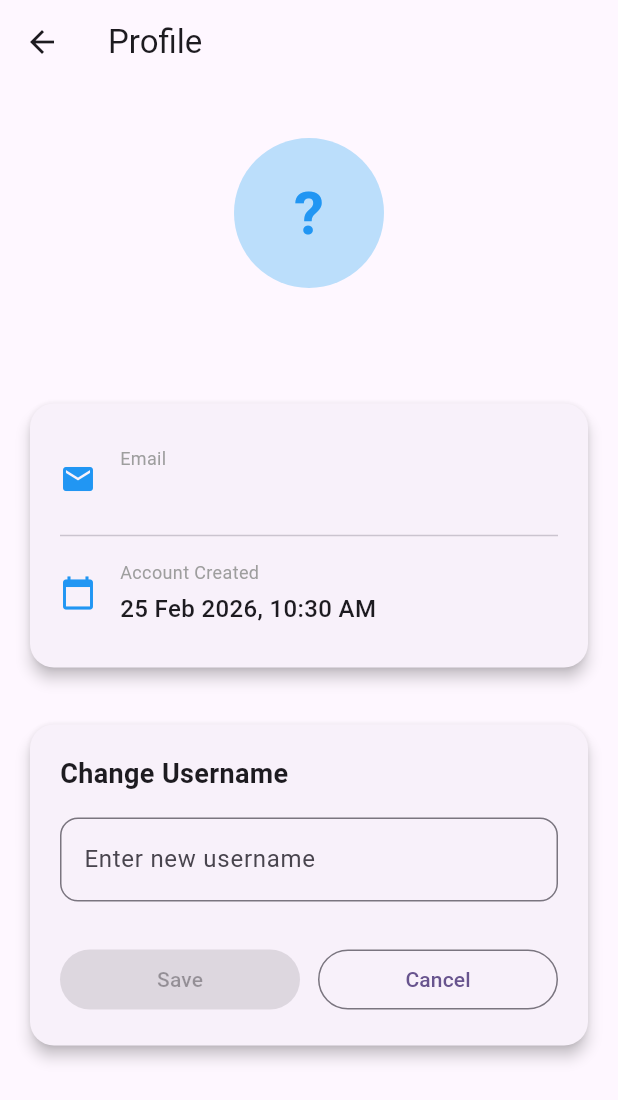
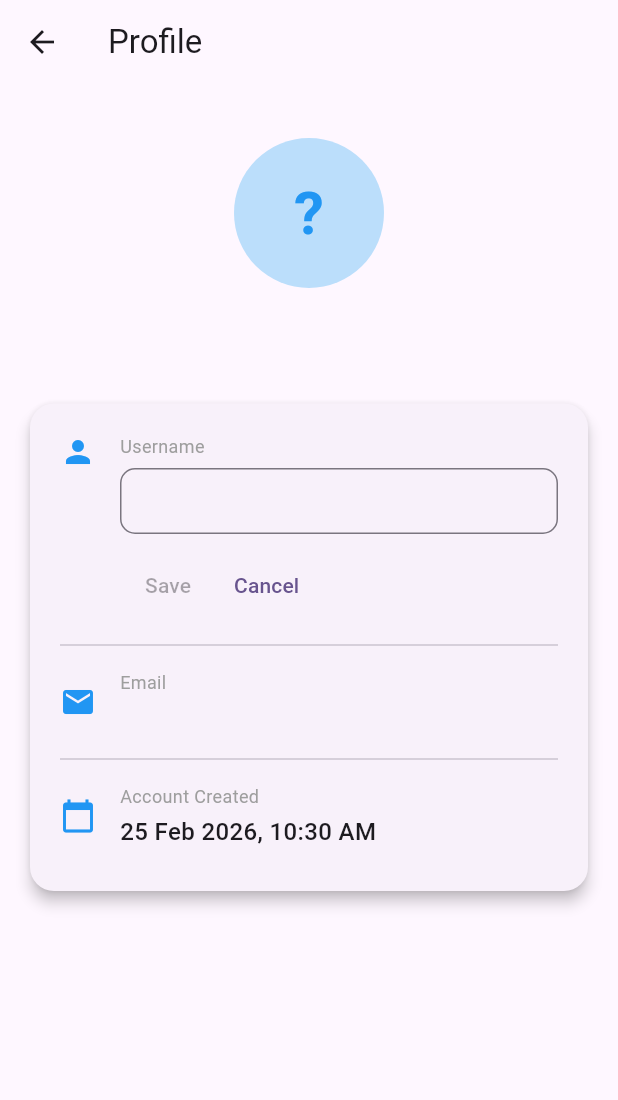
Before and after one commit to Devanshu-Joshi/flutter-chat-application, a Flutter app: the ProfileScreen screen opened directly, after a tap on the "edit" icon, on a phone screen of 412 x 824 dp. Shown: the top 1100 px of the screen. Run offline on Flutter 3.47's test engine with Material 3 defaults, Android fonts, the phone set to English and light mode, and no system bars; our stand-ins replace cloud_firestore, firebase_auth, firebase_core; accounts and stored records are empty.

Commit message:
refactor: Enhance UI and layout of profile screen
This commit refactors the UI of the `ProfileScreen` to improve its layout, visual hierarchy, and user experience, particularly for the username editing feature.

-   **Username Validation:**
    -   The username format validation is updated to allow underscores (`_`) in addition to letters, numbers, and dots (`.`).
    -   The corresponding feedback message is updated to reflect this change.

-   **UI Refactoring:**
    -   The Username, Email, and Account Created sections are now grouped together within a single `Card`.
    -   The layout is reorganized to be more consistent and visually appealing, using a tile-like structure with leading icons (`Icons.person`, `Icons.email`, `Icons.calendar_today`) for each item.
    -   The username edit (`_buildUsernameEdit`) and view (`_buildUsernameView`) widgets have been redesigned to align with this new tile format.

-   **Improved Edit Mode:**
    -   The `TextField` for editing the username is now more compact (`isDense: true`) and better integrated into the new layout.
    -   The "Save" and "Cancel" `ElevatedButton`/`OutlinedButton`s have been replaced with less obtrusive `TextButton`s.
    -   The "Edit" icon is repositioned for better alignment within the view mode.

```diff
--- a/lib/screens/profile_screen.dart
+++ b/lib/screens/profile_screen.dart
@@ -33,7 +33,7 @@ class _ProfileScreenState extends State<ProfileScreen> {
 
   // ✅ Username Format Validation
   bool _validateUsernameFormat(String username) {
-    final regex = RegExp(r'^[a-zA-Z0-9.%]+$');
+    final regex = RegExp(r'^[a-zA-Z0-9._]+$');
     return regex.hasMatch(username);
   }
 
@@ -58,7 +58,7 @@ class _ProfileScreenState extends State<ProfileScreen> {
       if (!_validateUsernameFormat(username)) {
         setState(() {
           _feedbackMessage =
-          "Only letters, numbers, . and % allowed.";
+          "Only letters, numbers, . (Dot) and _ (Underscore) allowed.";
           _isAvailable = false;
           _isChecking = false;
         });
@@ -210,7 +210,6 @@ class _ProfileScreenState extends State<ProfileScreen> {
 
                 const SizedBox(height: 30),
 
-                // ✅ Email + Created At Card (KEEP THIS)
                 Card(
                   shape: RoundedRectangleBorder(
                       borderRadius: BorderRadius.circular(16)),
@@ -218,32 +217,30 @@ class _ProfileScreenState extends State<ProfileScreen> {
                   child: Padding(
                     padding: const EdgeInsets.all(20),
                     child: Column(
+                      crossAxisAlignment: CrossAxisAlignment.start,
                       children: [
-                        _modernTile(Icons.email, "Email",
-                            user!.email ?? "Not available"),
-                        const Divider(),
-                        _modernTile(
-                            Icons.calendar_today,
-                            "Account Created",
-                            formattedDate),
-                      ],
-                    ),
-                  ),
-                ),
 
-                const SizedBox(height: 30),
-
-                Card(
-                  shape: RoundedRectangleBorder(
-                      borderRadius: BorderRadius.circular(16)),
-                  elevation: 4,
-                  child: Padding(
-                    padding: const EdgeInsets.all(20),
-                    child: AnimatedSwitcher(
+                        // 🔥 USERNAME SECTION (Editable)
+                        AnimatedSwitcher(
                           duration: const Duration(milliseconds: 300),
                           child: !_isEditingUsername
                               ? _buildUsernameView(username)
                               : _buildUsernameEdit(username),
+                        ),
+
+                        const SizedBox(height: 8),
+                        const Divider(),
+
+                        // 🔹 EMAIL
+                        _modernTile(Icons.email, "Email",
+                            user!.email ?? "Not available"),
+
+                        const Divider(),
+
+                        // 🔹 CREATED AT
+                        _modernTile(Icons.calendar_today,
+                            "Account Created", formattedDate),
+                      ],
                     ),
                   ),
                 ),
@@ -289,28 +286,49 @@ class _ProfileScreenState extends State<ProfileScreen> {
       key: const ValueKey("viewMode"),
       crossAxisAlignment: CrossAxisAlignment.start,
       children: [
+        Row(
+          crossAxisAlignment: .center,
+          children: [
+            const Icon(Icons.person, color: Colors.blue),
+            const SizedBox(width: 16),
+
+            Expanded(
+              child: Column(
+                crossAxisAlignment: CrossAxisAlignment.start,
+                children: [
                   const Text(
                     "Username",
-          style: TextStyle(fontSize: 18, fontWeight: FontWeight.bold),
+                    style: TextStyle(
+                      fontSize: 12,
+                      color: Colors.grey,
                     ),
-        const SizedBox(height: 12),
-
-        Row(
-          mainAxisAlignment: MainAxisAlignment.spaceBetween,
-          children: [
+                  ),
+                  const SizedBox(height: 4),
                   Text(
                     username,
                     style: const TextStyle(
-                  fontSize: 16, fontWeight: FontWeight.w500),
+                      fontSize: 16,
+                      fontWeight: FontWeight.w500,
                     ),
-            IconButton(
-              icon: const Icon(Icons.edit, size: 20),
+                  ),
+                ],
+              ),
+            ),
+
+            Transform.translate(
+              offset: const Offset(0, 8),
+              child: IconButton(
+                padding: EdgeInsets.zero,
+                constraints: BoxConstraints(),
+                iconSize: 18,
+                icon: const Icon(Icons.edit, size: 22),
                 onPressed: () {
                   setState(() {
                     _isEditingUsername = true;
                     _usernameController.text = username;
                   });
                 },
+              ),
             )
           ],
         ),
@@ -323,25 +341,45 @@ class _ProfileScreenState extends State<ProfileScreen> {
       key: const ValueKey("editMode"),
       crossAxisAlignment: CrossAxisAlignment.start,
       children: [
+        Row(
+          crossAxisAlignment: CrossAxisAlignment.start,
+          children: [
+            const Icon(Icons.person, color: Colors.blue),
+            const SizedBox(width: 16),
+
+            Expanded(
+              child: Column(
+                crossAxisAlignment: CrossAxisAlignment.start,
+                children: [
                   const Text(
-          "Change Username",
-          style: TextStyle(fontSize: 18, fontWeight: FontWeight.bold),
+                    "Username",
+                    style: TextStyle(
+                      fontSize: 12,
+                      color: Colors.grey,
                     ),
-        const SizedBox(height: 16),
+                  ),
+                  const SizedBox(height: 6),
 
                   TextField(
                     controller: _usernameController,
                     decoration: InputDecoration(
-            hintText: "Enter new username",
+                      isDense: true,
+                      contentPadding:
+                      const EdgeInsets.symmetric(
+                          horizontal: 12, vertical: 10),
                       border: OutlineInputBorder(
-                borderRadius: BorderRadius.circular(12)),
+                        borderRadius:
+                        BorderRadius.circular(10),
+                      ),
                       suffixIcon: _isChecking
                           ? const Padding(
                         padding: EdgeInsets.all(12),
                         child: SizedBox(
-                  width: 18,
-                  height: 18,
-                  child: CircularProgressIndicator(strokeWidth: 2)),
+                            width: 16,
+                            height: 16,
+                            child:
+                            CircularProgressIndicator(
+                                strokeWidth: 2)),
                       )
                           : _feedbackMessage.isEmpty
                           ? null
@@ -349,31 +387,35 @@ class _ProfileScreenState extends State<ProfileScreen> {
                         _isAvailable
                             ? Icons.check_circle
                             : Icons.cancel,
-              color:
-              _isAvailable ? Colors.green : Colors.red,
+                        color: _isAvailable
+                            ? Colors.green
+                            : Colors.red,
+                        size: 18,
                       ),
                     ),
                     onChanged: (value) =>
                         _onUsernameChanged(value, username),
                   ),
 
-        const SizedBox(height: 8),
-
                   if (_feedbackMessage.isNotEmpty)
-          Text(
+                    Padding(
+                      padding: const EdgeInsets.only(top: 6),
+                      child: Text(
                         _feedbackMessage,
                         style: TextStyle(
-              color: _isAvailable ? Colors.green : Colors.red,
-              fontSize: 13,
+                          color: _isAvailable
+                              ? Colors.green
+                              : Colors.red,
+                          fontSize: 12,
+                        ),
                       ),
                     ),
 
-        const SizedBox(height: 20),
+                  const SizedBox(height: 10),
 
                   Row(
                     children: [
-            Expanded(
-              child: ElevatedButton(
+                      TextButton(
                         onPressed: (_isAvailable && !_isLoading)
                             ? () async {
                           await _changeUsername(username);
@@ -382,20 +424,9 @@ class _ProfileScreenState extends State<ProfileScreen> {
                           });
                         }
                             : null,
-                child: _isLoading
-                    ? const SizedBox(
-                  height: 20,
-                  width: 20,
-                  child: CircularProgressIndicator(
-                      color: Colors.white,
-                      strokeWidth: 2),
-                )
-                    : const Text("Save"),
+                        child: const Text("Save"),
                       ),
-            ),
-            const SizedBox(width: 12),
-            Expanded(
-              child: OutlinedButton(
+                      TextButton(
                         onPressed: () {
                           setState(() {
                             _isEditingUsername = false;
@@ -406,9 +437,13 @@ class _ProfileScreenState extends State<ProfileScreen> {
                         },
                         child: const Text("Cancel"),
                       ),
+                    ],
+                  )
+                ],
+              ),
             ),
           ],
-        )
+        ),
       ],
     );
   }
```
Lines whose indentation alone changed are shown as unchanged.
